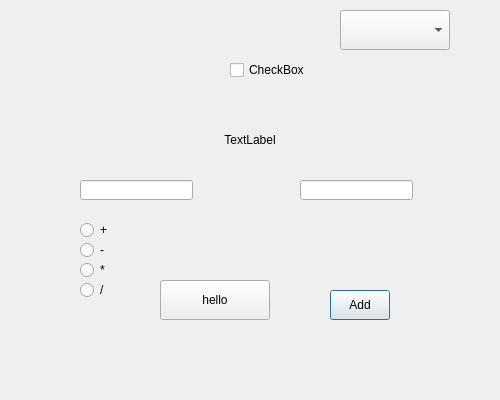
Qt form test2.ui (lin880005/qt_test) before a commit.
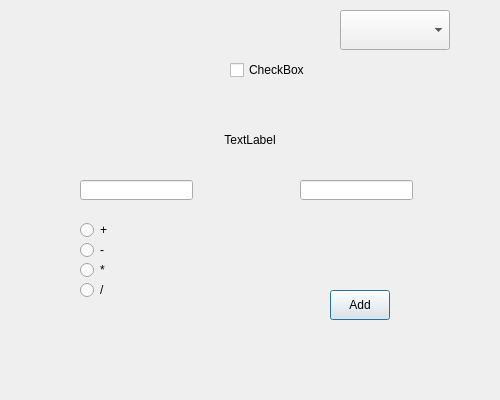
The same form after that commit. Icons and pictures are not drawn.

Patch:
```diff
--- a/test2.ui
+++ b/test2.ui
@@ -168,19 +168,6 @@
     </rect>
    </property>
   </widget>
-  <widget class="QPushButton" name="hello1">
-   <property name="geometry">
-    <rect>
-     <x>160</x>
-     <y>280</y>
-     <width>110</width>
-     <height>40</height>
-    </rect>
-   </property>
-   <property name="text">
-    <string>hello</string>
-   </property>
-  </widget>
  </widget>
  <resources/>
  <connections/>
```
